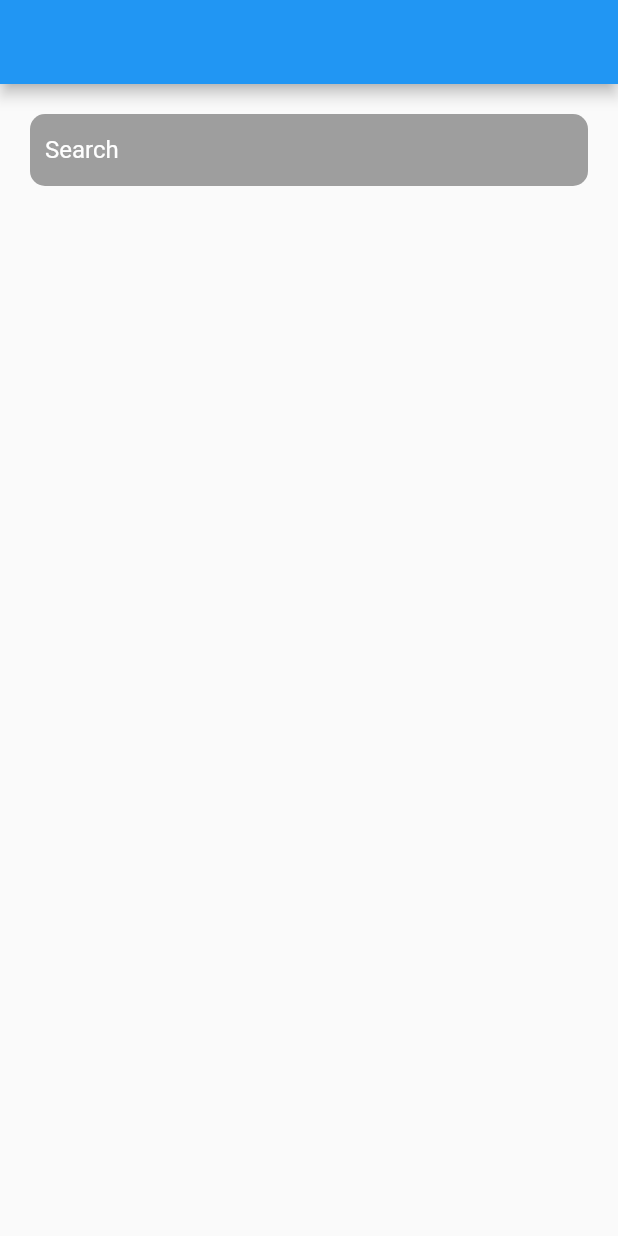
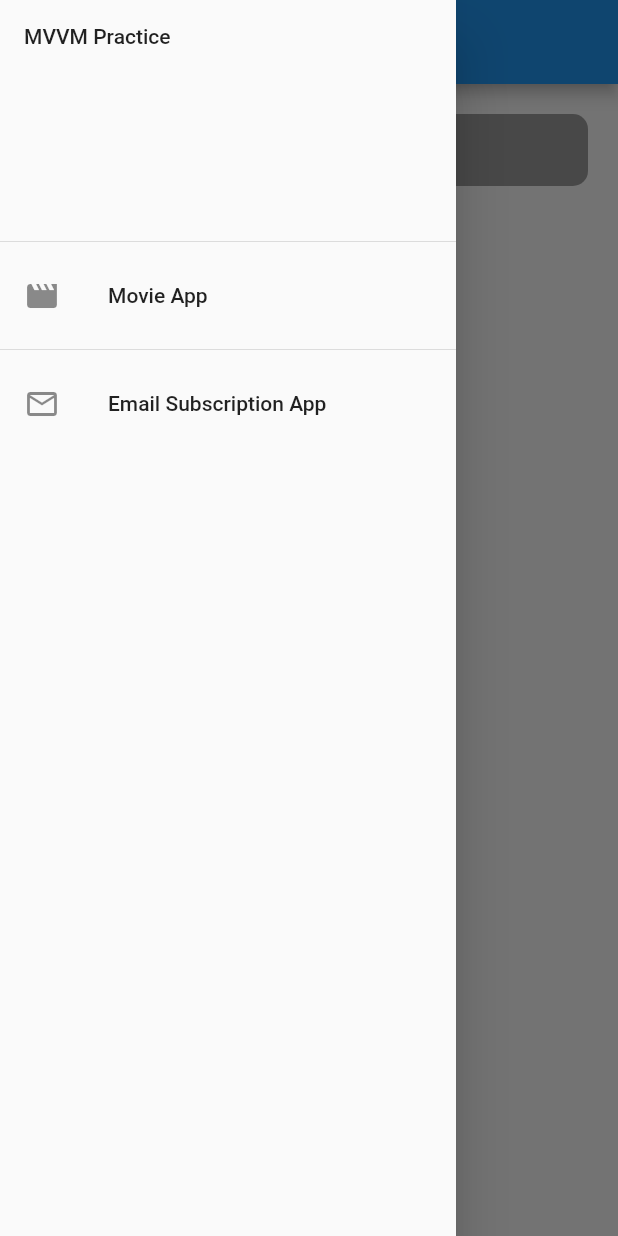
Before and after one commit to a-k-o-r-e-d-e/flutter_movie_app, a Flutter app: the screen it shows after launch, with the side drawer open (before the commit the screen has no drawer), on a phone screen of 412 x 824 dp. Run offline on Flutter 3.47's test engine with Material 2 defaults, Android fonts, the phone set to English and light mode, and no system bars; our stand-ins replace email_validator; network calls fail.

Commit message:
** Email Subscription Mini App Implemented

```diff
--- a/lib/main.dart
+++ b/lib/main.dart
@@ -1,7 +1,8 @@
 import 'package:flutter/material.dart';
-import 'package:flutter_movie_app/pages/movie_list_page.dart';
-import 'package:flutter_movie_app/view_models/movie_view_models.dart';
+import 'package:flutter_movie_app/movie_list/pages/movie_list_page.dart';
+import 'package:flutter_movie_app/movie_list/view_models/movie_view_models.dart';
 import 'package:provider/provider.dart';
+
 
 void main() {
   runApp(MyApp());
--- a/lib/pages/movie_list_page.dart
+++ b/lib/movie_list/pages/movie_list_page.dart
@@ -1,6 +1,7 @@
 import 'package:flutter/material.dart';
-import 'package:flutter_movie_app/view_models/movie_view_models.dart';
-import 'package:flutter_movie_app/widgets/movie_list.dart';
+import 'package:flutter_movie_app/movie_list/view_models/movie_view_models.dart';
+import 'package:flutter_movie_app/movie_list/widgets/movie_list.dart';
+import 'package:flutter_movie_app/utils.dart';
 import 'package:provider/provider.dart';
 
 class MovieListPage extends StatefulWidget {
@@ -25,6 +26,7 @@ class _MovieListPageState extends State<MovieListPage> {
 
     return Scaffold(
       appBar: AppBar(),
+      drawer: buildDrawer(context),
       body: Container(
         padding: const EdgeInsets.all(10),
         width: MediaQuery.of(context).size.width,
--- a/lib/services/web_service.dart
+++ b/lib/movie_list/services/web_service.dart
@@ -1,6 +1,6 @@
 import 'dart:convert';
 
-import 'package:flutter_movie_app/models/movie.dart';
+import 'package:flutter_movie_app/movie_list/models/movie.dart';
 import 'package:flutter_movie_app/secrets.dart';
 import 'package:http/http.dart' as http;
 
--- a/lib/view_models/movie_view_models.dart
+++ b/lib/movie_list/view_models/movie_view_models.dart
@@ -1,6 +1,6 @@
 import 'package:flutter/material.dart';
-import 'package:flutter_movie_app/models/movie.dart';
-import 'package:flutter_movie_app/services/web_service.dart';
+import 'package:flutter_movie_app/movie_list/models/movie.dart';
+import 'package:flutter_movie_app/movie_list/services/web_service.dart';
 
 class MovieListViewModel extends ChangeNotifier {
   List<MovieViewModel> movies = List<MovieViewModel>();
--- a/lib/widgets/movie_list.dart
+++ b/lib/movie_list/widgets/movie_list.dart
@@ -1,5 +1,5 @@
 import 'package:flutter/material.dart';
-import 'package:flutter_movie_app/view_models/movie_view_models.dart';
+import 'package:flutter_movie_app/movie_list/view_models/movie_view_models.dart';
 
 class MovieList extends StatelessWidget {
 
--- /dev/null
+++ b/lib/utils.dart
@@ -0,0 +1,30 @@
+import 'package:flutter/material.dart';
+import 'package:flutter_movie_app/email_subscription/views/email_subscription_page.dart';
+import 'package:flutter_movie_app/movie_list/pages/movie_list_page.dart';
+
+buildDrawer (BuildContext context) {
+  return Drawer(
+    child: ListView(
+      children: [
+        DrawerHeader(child: Text('MVVM Practice')),
+        ListTile(
+          title: Text('Movie App'),
+          leading: Icon(Icons.movie),
+          onTap: () {
+            Navigator.of(context).pop();
+            Navigator.of(context).pushReplacement(MaterialPageRoute(builder: (_) => MovieListPage()));
+          },
+        ),
+        Divider(),
+        ListTile(
+          title: Text('Email Subscription App'),
+          leading: Icon(Icons.email_outlined),
+          onTap: () {
+            Navigator.of(context).pop();
+            Navigator.of(context).pushReplacement(MaterialPageRoute(builder: (_) => EmailSubscriptionPage()));
+          },
+        ),
+      ],
+    ),
+  );
+}
--- a/pubspec.yaml
+++ b/pubspec.yaml
@@ -30,6 +30,7 @@ dependencies:
   cupertino_icons: ^1.0.0
   http: ^0.12.2
   provider: ^4.3.3
+  email_validator: ^1.0.6
 
 dev_dependencies:
   flutter_test:
```
Also changed, not shown: lib/email_subscription/view_model/subcription_view_model.dart (added, +30 -0 lines), lib/email_subscription/views/email_subscription_page.dart (added, +60 -0 lines), lib/email_subscription/views/widgets.dart (added), lib/movie_list/models/movie.dart (renamed from lib/models/movie.dart), pubspec.lock, 1 other file.
